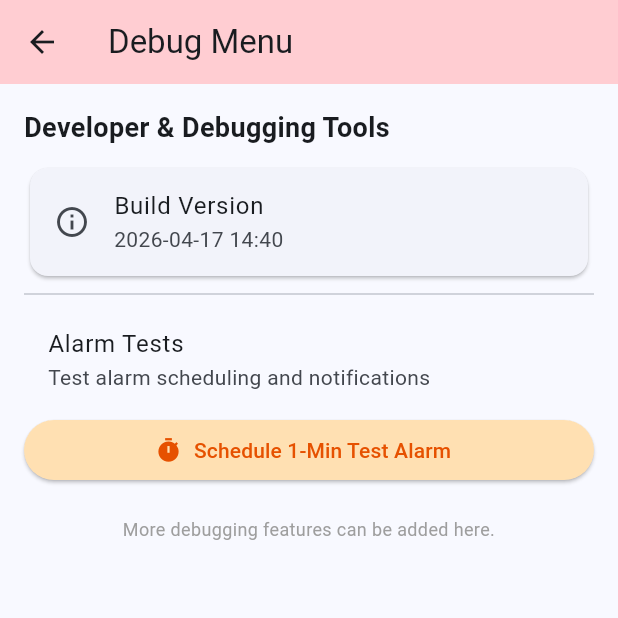
After one commit to AeWeol1228/chime-bell-application, a Flutter app: the DebugScreen screen opened directly, on a phone screen of 412 x 824 dp, the top half of it. The commit adds this screen. Run offline on Flutter 3.47's test engine with Material 3 defaults, Android fonts, the phone set to English and light mode, and no system bars; our stand-ins replace audioplayers, shared_preferences; missing offline and left inert: android_alarm_manager_plus; accounts and stored records are empty; statements that could not run were skipped.

Commit message:
feat: add build info automation, hidden debug menu, audio ducking, and real-time volume control

```diff
--- /dev/null
+++ b/lib/build_info.dart
@@ -0,0 +1,3 @@
+class BuildInfo {
+  static const String buildTime = "2026-04-17 14:40";
+}
--- a/lib/services/settings_service.dart
+++ b/lib/services/settings_service.dart
@@ -7,11 +7,16 @@ class SettingsService {
   static const String _keyDndEndHour = 'dnd_end_hour';
   static const String _keyExcludeWeekends = 'exclude_weekends';
   static const String _keySelectedSound = 'selected_sound';
+  static const String _keyVolume = 'volume';
 
   late SharedPreferences _prefs;
 
   Future<void> init() async {
     _prefs = await SharedPreferences.getInstance();
+  }
+
+  Future<void> reload() async {
+    await _prefs.reload();
   }
 
   bool get chimeEnabled => _prefs.getBool(_keyChimeEnabled) ?? true;
@@ -31,4 +36,7 @@ class SettingsService {
 
   String get selectedSound => _prefs.getString(_keySelectedSound) ?? 'default_chime.mp3';
   Future<void> setSelectedSound(String value) => _prefs.setString(_keySelectedSound, value);
+
+  double get volume => _prefs.getDouble(_keyVolume) ?? 1.0;
+  Future<void> setVolume(double value) => _prefs.setDouble(_keyVolume, value);
 }
--- /dev/null
+++ b/lib/ui/debug_screen.dart
@@ -0,0 +1,61 @@
+import 'package:flutter/material.dart';
+import '../services/alarm_service.dart';
+import '../build_info.dart';
+
+class DebugScreen extends StatelessWidget {
+  const DebugScreen({super.key});
+
+  @override
+  Widget build(BuildContext context) {
+    return Scaffold(
+      appBar: AppBar(
+        title: const Text('Debug Menu'),
+        backgroundColor: Colors.red.shade100,
+      ),
+      body: ListView(
+        padding: const EdgeInsets.all(16.0),
+        children: [
+          const Text(
+            'Developer & Debugging Tools',
+            style: TextStyle(fontSize: 18, fontWeight: FontWeight.bold),
+          ),
+          const SizedBox(height: 10),
+          Card(
+            child: ListTile(
+              title: const Text('Build Version'),
+              subtitle: Text(BuildInfo.buildTime),
+              leading: const Icon(Icons.info_outline),
+            ),
+          ),
+          const Divider(),
+          const ListTile(
+            title: Text('Alarm Tests'),
+            subtitle: Text('Test alarm scheduling and notifications'),
+          ),
+          ElevatedButton.icon(
+            onPressed: () async {
+              await AlarmService.scheduleTestChime();
+              if (context.mounted) {
+                ScaffoldMessenger.of(context).showSnackBar(
+                  const SnackBar(content: Text('Test alarm scheduled for 1 minute from now.')),
+                );
+              }
+            },
+            icon: const Icon(Icons.timer),
+            label: const Text('Schedule 1-Min Test Alarm'),
+            style: ElevatedButton.styleFrom(
+              backgroundColor: Colors.orange.shade100,
+              foregroundColor: Colors.orange.shade900,
+            ),
+          ),
+          const SizedBox(height: 20),
+          const Text(
+            'More debugging features can be added here.',
+            style: TextStyle(color: Colors.grey, fontSize: 12),
+            textAlign: TextAlign.center,
+          ),
+        ],
+      ),
+    );
+  }
+}
```
Also changed, not shown: lib/main.dart (+20 -2 lines), lib/ui/settings_screen.dart (+60 -28 lines), 1 other file.
